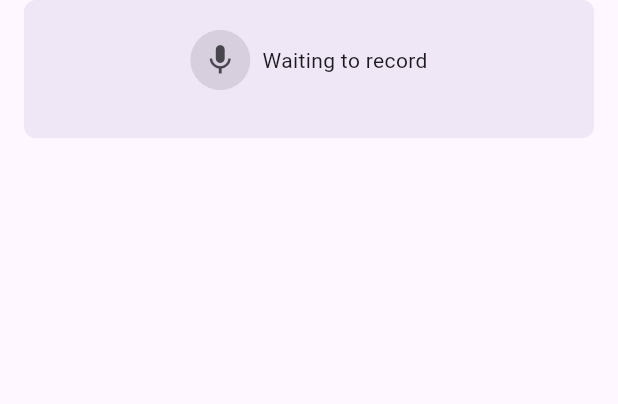
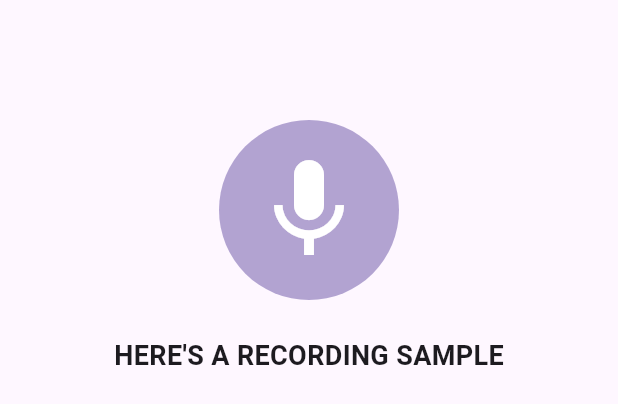
Before and after one commit to ProductLoft/FE, a Flutter app: the RecordingPage widget shown alone on an empty page, opened directly, on a phone screen of 412 x 824 dp. Shown: the top 404 px of the screen. Run offline on Flutter 3.47's test engine with Material 3 defaults, Android fonts, the phone set to English and light mode, and no system bars; our stand-ins replace audioplayers, sqflite; missing offline and left inert: dart:html, dart:js_interop, record; accounts and stored records are empty.

Commit message:
style just

```diff
--- a/lib/pages/audio_recorder.dart
+++ b/lib/pages/audio_recorder.dart
@@ -7,8 +7,10 @@ import 'platform/audio_recorder_platform.dart';
 
 class Recorder extends StatefulWidget {
   final Future<void> Function(String path) onStop;
+  final String waitToText;
+  final bool isSampleRecord;
 
-  const Recorder({super.key, required this.onStop});
+  const Recorder({super.key, required this.onStop, required this.waitToText, required this.isSampleRecord});
 
   @override
   State<Recorder> createState() => _RecorderState();
@@ -136,30 +138,60 @@ class _RecorderState extends State<Recorder> with AudioRecorderMixin {
     return Container(
       // color: Colors.red,
       decoration: BoxDecoration(
-        color:Theme.of(context).primaryColor.withOpacity(0.1),
+        // color:Theme.of(context).primaryColor.withOpacity(0.1),
         // border: Border.all(color: Colors.red, width: 2.0),
-        borderRadius: BorderRadius.vertical(
-          top: Radius.circular(8.0),
-          bottom: Radius.circular(8.0),
-        ),
+        // borderRadius: BorderRadius.vertical(
+        //   top: Radius.circular(8.0),
+        //   bottom: Radius.circular(8.0),
+        // ),
       ),
-      padding:  EdgeInsets.fromLTRB(24, 20, 24, 20),
-      child: Column(
+      padding: widget.isSampleRecord ? ((_recordState != RecordState.stop) ? EdgeInsets.fromLTRB(24, 160, 24, 20) : EdgeInsets.fromLTRB(24, 80, 24, 20)) : EdgeInsets.fromLTRB(24, 20, 24, 20),
+      child: (_recordState != RecordState.stop) ? Container(
+        padding: EdgeInsets.only(bottom: 12.0),
+        child: Column(
+          mainAxisAlignment: MainAxisAlignment.center,
+          crossAxisAlignment: CrossAxisAlignment.stretch,
+          children:[
+            Padding(
+              padding: widget.isSampleRecord ? EdgeInsets.only(bottom: 24.0) : EdgeInsets.only(bottom: 12.0),
+              child: Row(
+                mainAxisAlignment: MainAxisAlignment.center,
+                children:[
+                  _buildRecordStopControl(Theme.of(context).primaryColor.withOpacity(0.5),widget.isSampleRecord),
+                  SizedBox(width: 8),
+                  _buildPauseResumeControl(),
+                  SizedBox(width: 8),
+                  _buildTimer(),
+                ]
+              ),
+            ),
+            Row(
+              mainAxisAlignment: MainAxisAlignment.center,
+              children:[
+                _buildText('DURING RECORDING'),
+              ]
+            )
+          ]
+        )
+      ): Column(
         mainAxisAlignment: MainAxisAlignment.center,
         crossAxisAlignment: CrossAxisAlignment.stretch,
         children:[
-          Container(
-            padding: EdgeInsets.only(bottom: 12.0),
+          Padding(
+            padding: widget.isSampleRecord ? EdgeInsets.only(bottom: 24.0) : EdgeInsets.only(bottom: 12.0),
             child: Row(
               mainAxisAlignment: MainAxisAlignment.center,
               children:[
-                _buildRecordStopControl(),
-                _buildPauseResumeControl(),
-                SizedBox(width: 8),
-                _buildText(),
+                _buildRecordStopControl(Theme.of(context).primaryColor.withOpacity(0.5),widget.isSampleRecord),
               ]
             ),
           ),
+          Row(
+            mainAxisAlignment: MainAxisAlignment.center,
+            children:[
+             _buildText(widget.waitToText),
+            ]
+          )
         ]
       )
     );
@@ -174,17 +206,19 @@ class _RecorderState extends State<Recorder> with AudioRecorderMixin {
     super.dispose();
   }
 
-  Widget _buildRecordStopControl() {
+  Widget _buildRecordStopControl(Color _color, bool isSampleRecord) {
+    debugPrint('isSampleRecord: $isSampleRecord');
+
     return Container(
-      width: 40.0,
-      height: 40.0,
+      width: (!isSampleRecord || _recordState != RecordState.stop) ? 60.0 : 120.0,
+      height: (!isSampleRecord || _recordState != RecordState.stop) ? 60.0 : 120.0,
       decoration: BoxDecoration(
-        color: Colors.black.withOpacity(0.1), // 设置背景色
-        borderRadius: BorderRadius.circular(20.0), // 设置圆角
+        color:  (_recordState != RecordState.stop) ? Colors.black.withOpacity(0.05) :  _color, // 设置背景色
+        borderRadius: BorderRadius.circular((_recordState != RecordState.stop) ? 40.0 : 60.0), // 设置圆角
       ),
       child: IconButton(
-        selectedIcon: const Icon(Icons.pause),
-        icon: (_recordState != RecordState.stop)? const Icon(Icons.stop): const Icon(Icons.mic),
+        selectedIcon: const Icon(Icons.pause, size: 80.0 ),
+        icon: (_recordState != RecordState.stop)? (isSampleRecord ? Icon(Icons.stop, size: 40.0, color: Color(0x806750a4)) :  Icon(Icons.stop, size: 40.0, color: Color(0x806750a4) )): (isSampleRecord ? Icon(Icons.mic, size: 80.0, color: Colors.white) :  Icon(Icons.mic, size: 40.0, color: Colors.white)),
         onPressed: () {
           setState(() {
             (_recordState != RecordState.stop) ? _stop() : _start();
@@ -194,50 +228,34 @@ class _RecorderState extends State<Recorder> with AudioRecorderMixin {
     );
   }
 
-  Widget _buildRecordUploadControl() {
+  Widget _buildPauseResumeControl() {
+    if (_recordState == RecordState.stop) {
+      return const SizedBox.shrink();
+    }
+
     return Container(
-      width: 40.0,
-      height: 40.0,
-      decoration: BoxDecoration(
-        color: Colors.black.withOpacity(0.1), // 设置背景色
-        borderRadius: BorderRadius.circular(20.0), // 设置圆角
-      ),
+      width: 60.0,
+      height: 60.0,
       child: IconButton(
-        selectedIcon: const Icon(Icons.pause),
-        icon: (_recordState != RecordState.stop)? const Icon(Icons.stop): const Icon(Icons.mic),
+        // isSelected: playProgressIndicator,
+        selectedIcon: const Icon(Icons.pause, size: 80.0),
+        icon: (_recordState == RecordState.record)? const Icon(Icons.pause, size: 40.0, color: Color(0x806750a4)): const Icon(Icons.play_arrow, size: 40.0, color: Color(0x806750a4)),
         onPressed: () {
           setState(() {
-            (_recordState != RecordState.stop) ? _stop() : _start();
+            (_recordState == RecordState.pause) ? _resume() : _pause();
           });
         },
       )
     );
   }
 
+  Widget _buildText(String text) {
+    debugPrint(text);
+    // if (_recordState != RecordState.stop) {
+    //   return _buildTimer();
+    // }
 
-  Widget _buildPauseResumeControl() {
-    if (_recordState == RecordState.stop) {
-      return const SizedBox.shrink();
-    }
-
-    return IconButton(
-      // isSelected: playProgressIndicator,
-      selectedIcon: const Icon(Icons.pause),
-      icon: (_recordState == RecordState.record)? const Icon(Icons.pause): const Icon(Icons.play_arrow),
-      onPressed: () {
-        setState(() {
-          (_recordState == RecordState.pause) ? _resume() : _pause();
-        });
-      },
-    );
-  }
-
-  Widget _buildText() {
-    if (_recordState != RecordState.stop) {
-      return _buildTimer();
-    }
-
-    return const Text("Waiting to record");
+    return Text(text,style: TextStyle(fontWeight: FontWeight.bold,fontSize: 18));
   }
 
   Widget _buildTimer() {
--- a/lib/pages/recording_page.dart
+++ b/lib/pages/recording_page.dart
@@ -44,6 +44,7 @@ class _RecordingPageState extends State<RecordingPage> {
         await AudioRecordingProvider().getAll();
       List<Widget> audioPlayers = [
         Recorder(
+          isSampleRecord: false,
           waitToText: 'Waiting to record',
           onStop: (path) async {
             if (kDebugMode) {
@@ -150,6 +151,7 @@ class _RecordingPageState extends State<RecordingPage> {
     }else{
       List<Widget> audioPlayers = [
         Recorder(
+          isSampleRecord: true,
           waitToText: "HERE'S A RECORDING SAMPLE",
           onStop: (path) async {
             if (kDebugMode) {
```
